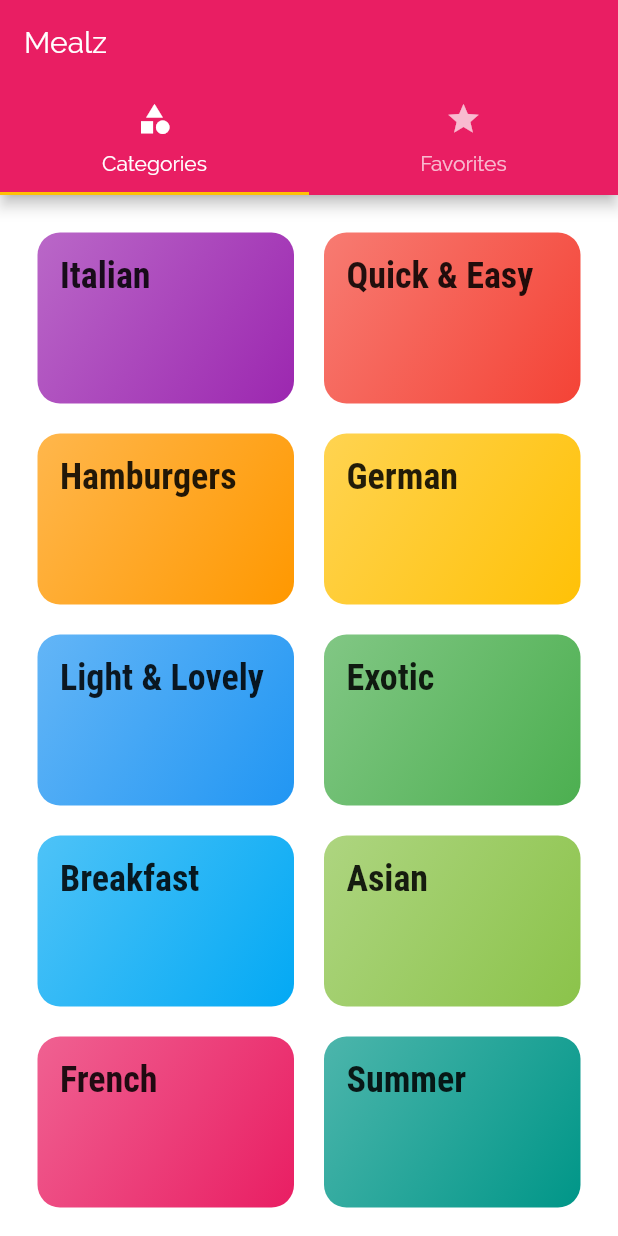
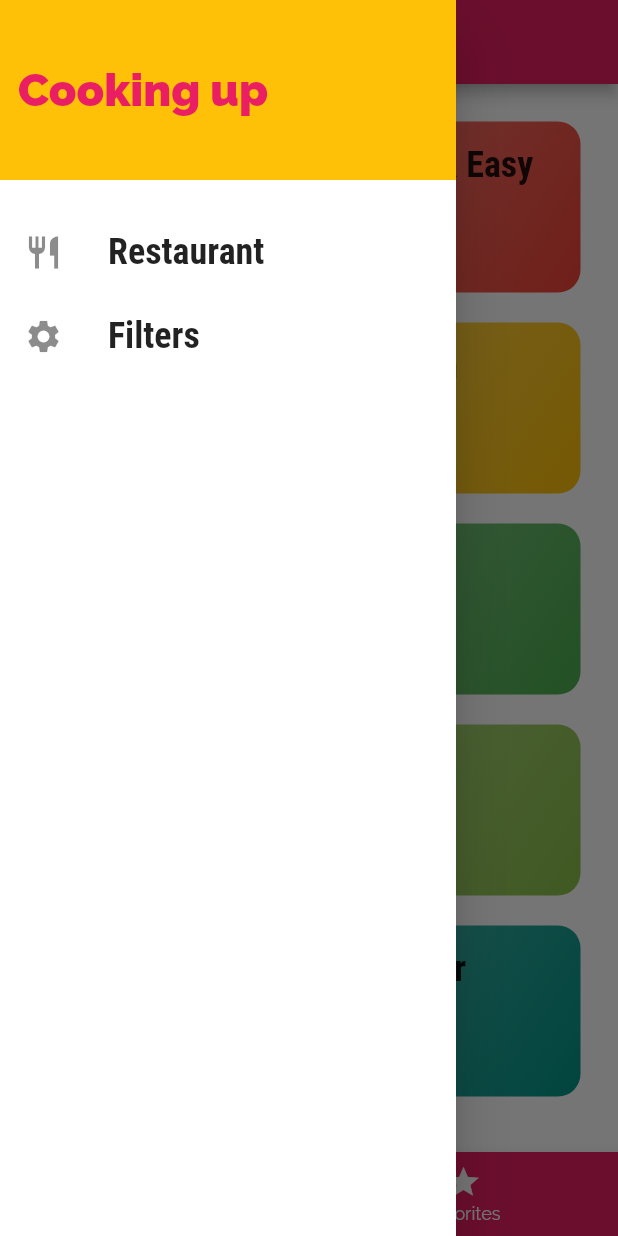
Before and after one commit to codenamics/FlutterMeals, a Flutter app: the screen it shows after launch, with the side drawer open (before the commit the screen has no drawer), on a phone screen of 412 x 824 dp. Run offline on Flutter 3.47's test engine with Material 2 defaults, Android fonts, the phone set to English and light mode, and no system bars; our stand-ins replace cached_network_image.

Commit message:
drawer, navi

```diff
--- a/lib/main.dart
+++ b/lib/main.dart
@@ -1,6 +1,7 @@
 import 'package:flutter/material.dart';
 import 'package:meals/screens/category_meals_screen.dart';
 import 'package:meals/screens/categories_screen.dart';
+import 'package:meals/screens/filter_screen.dart';
 import 'package:meals/screens/meal_detail_screen.dart';
 import 'package:meals/screens/tabs.dart';
 
@@ -25,7 +26,8 @@ class MyApp extends StatelessWidget {
       home: TabsScreen(),
       routes: {
         CategoryMealsScreen.routeName: (ctx) => CategoryMealsScreen(),
-        MealDetailScreen.routeName: (ctx) => MealDetailScreen()
+        MealDetailScreen.routeName: (ctx) => MealDetailScreen(),
+        FilterScreen.routeName: (ctx) => FilterScreen()
       },
       onUnknownRoute: (settings) {
         return MaterialPageRoute(builder: (ctx) => CategoriesScreen());
--- /dev/null
+++ b/lib/screens/filter_screen.dart
@@ -0,0 +1,11 @@
+import 'package:flutter/material.dart';
+
+class FilterScreen extends StatelessWidget {
+  static const routeName = '/filteres';
+  @override
+  Widget build(BuildContext context) {
+    return Center(
+      child: Text('Filters!'),
+    );
+  }
+}
--- a/lib/screens/tabs.dart
+++ b/lib/screens/tabs.dart
@@ -2,6 +2,7 @@ import 'package:flutter/gestures.dart';
 import 'package:flutter/material.dart';
 import 'package:meals/screens/categories_screen.dart';
 import 'package:meals/screens/favorites_screens.dart';
+import 'package:meals/widgets/main_drawer.dart';
 
 class TabsScreen extends StatefulWidget {
   @override
@@ -9,29 +10,37 @@ class TabsScreen extends StatefulWidget {
 }
 
 class _TabsScreenState extends State<TabsScreen> {
+  final List<Map<String, Object>> _pages = [
+    {'page': CategoriesScreen(), 'title': 'Categories'},
+    {'page': FavoritesScreen(), 'title': 'Favorites'},
+  ];
+  int _selectedPageIndex = 0;
+  void _selectPage(int index) {
+    setState(() {
+      _selectedPageIndex = index;
+    });
+  }
+
   @override
   Widget build(BuildContext context) {
-    return DefaultTabController(
-      length: 2,
-      child: Scaffold(
-        appBar: AppBar(
-          title: Text('Mealz'),
-          bottom: TabBar(
-            tabs: <Widget>[
-              Tab(
-                icon: Icon(Icons.category),
-                text: 'Categories',
-              ),
-              Tab(
-                icon: Icon(Icons.star),
-                text: 'Favorites',
-              ),
-            ],
-          ),
-        ),
-        body: TabBarView(
-          children: <Widget>[CategoriesScreen(), FavoritesScreen()],
-        ),
+    return Scaffold(
+      appBar: AppBar(
+        title: Text(_pages[_selectedPageIndex]['title']),
+      ),
+      drawer: MainDrawer(),
+      body: _pages[_selectedPageIndex]['page'],
+      bottomNavigationBar: BottomNavigationBar(
+        onTap: _selectPage,
+        currentIndex: _selectedPageIndex,
+        backgroundColor: Theme.of(context).primaryColor,
+        unselectedItemColor: Colors.white,
+        selectedItemColor: Theme.of(context).accentColor,
+        items: [
+          BottomNavigationBarItem(
+              icon: Icon(Icons.category), title: Text('Categories')),
+          BottomNavigationBarItem(
+              icon: Icon(Icons.star), title: Text('Favorites')),
+        ],
       ),
     );
   }
--- /dev/null
+++ b/lib/widgets/main_drawer.dart
@@ -0,0 +1,51 @@
+import 'package:flutter/material.dart';
+
+class MainDrawer extends StatelessWidget {
+  Widget buildListTitle(String title, IconData icon, Function tapHandler) {
+    return ListTile(
+      leading: Icon(
+        icon,
+        size: 26,
+      ),
+      title: Text(
+        title,
+        style: TextStyle(
+            fontFamily: 'RobotoCondensed',
+            fontSize: 24,
+            fontWeight: FontWeight.bold),
+      ),
+      onTap: tapHandler,
+    );
+  }
+
+  @override
+  Widget build(BuildContext context) {
+    return Drawer(
+      child: Column(
+        children: <Widget>[
+          Container(
+            height: 120,
+            width: double.infinity,
+            padding: EdgeInsets.all(12),
+            alignment: Alignment.centerLeft,
+            color: Theme.of(context).accentColor,
+            child: Text(
+              'Cooking up',
+              style: TextStyle(
+                  fontWeight: FontWeight.w800,
+                  fontSize: 30,
+                  color: Theme.of(context).primaryColor),
+            ),
+          ),
+          SizedBox(
+            height: 20,
+          ),
+          buildListTitle("Restaurant", Icons.restaurant, (){Navigator.of(context).pushNamed('/');}),
+          buildListTitle("Filters", Icons.settings,(){
+            Navigator.of(context).pushNamed('/filteres');
+          }),
+        ],
+      ),
+    );
+  }
+}
```
